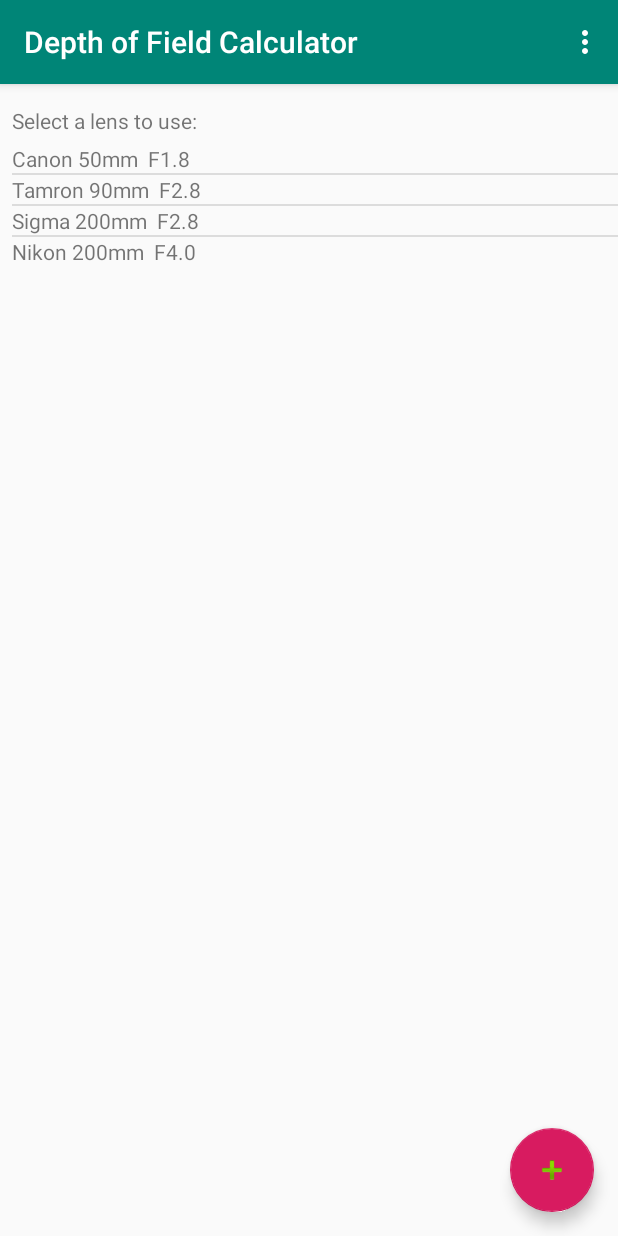
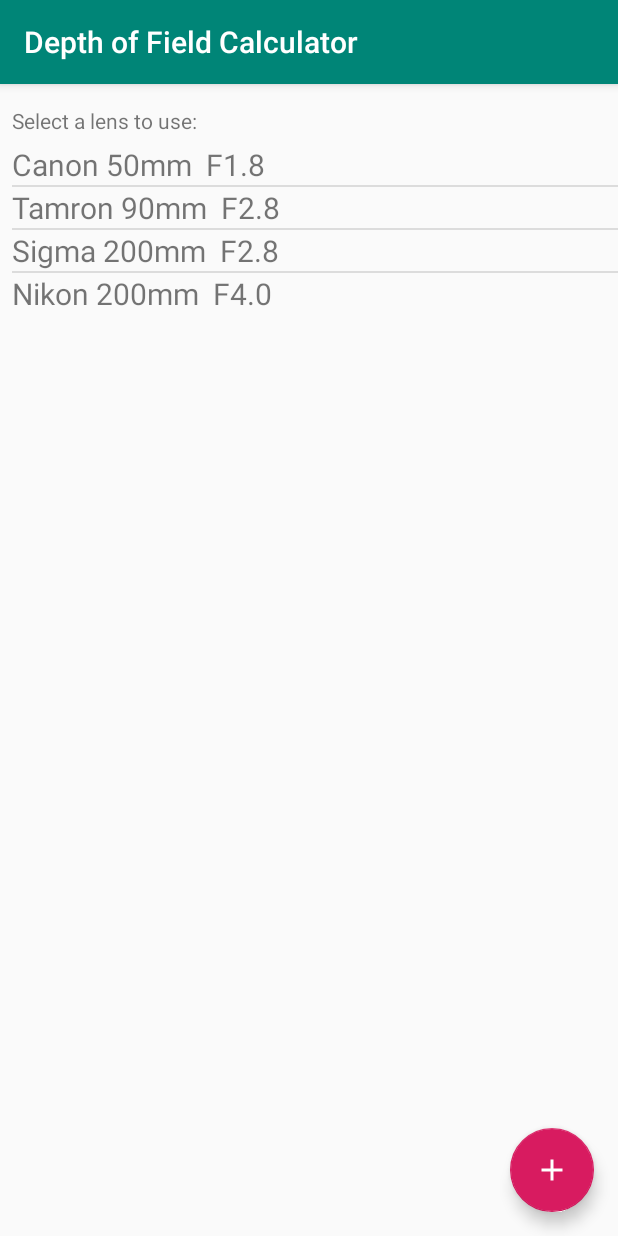
Before and after one commit to a-dhami/DoFAndroidApp, an Android app: the screen it shows after launch (MainActivity), on a phone screen of 412 x 824 dp. Run offline under Robolectric (Android 15) with nearby library versions, the phone set to English and light mode, and no system bars.

```diff
--- a/app/src/main/java/com/akash/lens/MainActivity.java
+++ b/app/src/main/java/com/akash/lens/MainActivity.java
@@ -61,14 +61,19 @@ public class MainActivity extends AppCompatActivity {
         });
     }
 
+    protected void onResume(){          //ensures that the lens populated list is refreshed whenever returning to the Main Application
+        super.onResume();
+        populateListView();
+    }
+
     private void populateListView() {
-        //Create a list of items
+        //Creation of the list of items required for the Lense List
         ArrayList<String> lensString = new ArrayList<String>();
         for (Object l : manager) {
             lensString.add(l.toString());
         }
 
-        //Build Adapter
+        //Build Adapter - linking the list generated above to the textView
         ArrayAdapter<String> adapter = new ArrayAdapter<String>(
                 this,
                 R.layout.da_lens,
@@ -86,19 +91,12 @@ public class MainActivity extends AppCompatActivity {
         list.setOnItemClickListener(new AdapterView.OnItemClickListener() {
             @Override
             public void onItemClick(AdapterView<?> parent, View view, int position, long id) {
-                Intent i = calcLens.makeLaunchIntent(MainActivity.this);
+                Intent i = calcLens.makeLaunchIntent(MainActivity.this, position);
                 MainActivity.this.startActivity(i);
 
             }
         });
 
-    }
-
-    @Override
-    public boolean onCreateOptionsMenu(Menu menu) {
-        // Inflate the menu; this adds items to the action bar if it is present.
-        getMenuInflater().inflate(R.menu.menu_main, menu);
-        return true;
     }
 
     @Override
--- a/app/src/main/res/layout/activity_main.xml
+++ b/app/src/main/res/layout/activity_main.xml
@@ -28,6 +28,6 @@
         android:layout_height="wrap_content"
         android:layout_gravity="bottom|end"
         android:layout_margin="@dimen/fab_margin"
-        app:srcCompat="@android:drawable/ic_input_add" />
+        app:srcCompat="@drawable/ic_add_white_24dp" />
 
 </androidx.coordinatorlayout.widget.CoordinatorLayout>
--- a/app/src/main/res/layout/da_lens.xml
+++ b/app/src/main/res/layout/da_lens.xml
@@ -1,6 +1,7 @@
 <?xml version="1.0" encoding="utf-8"?>
 <TextView xmlns:android="http://schemas.android.com/apk/res/android"
     android:layout_width="match_parent"
-    android:layout_height="match_parent" >
-
+    android:layout_height="match_parent"
+    android:textSize="20sp"
+    >
 </TextView>
```
Also changed, not shown: app/src/main/java/com/akash/lens/addLens.java (+21 -0 lines), app/src/main/java/com/akash/lens/calcLens.java (+72 -12 lines).
